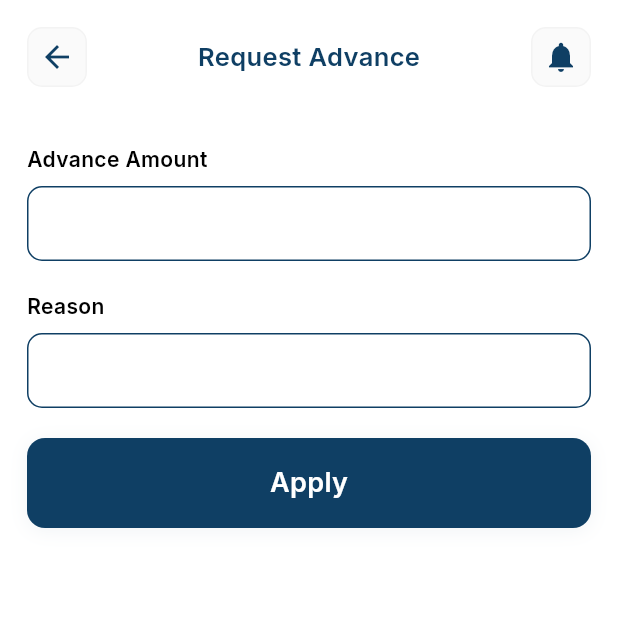
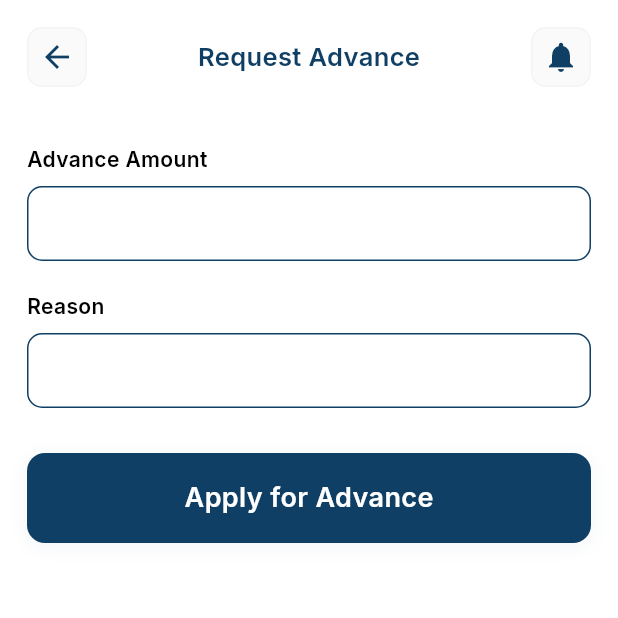
Before and after one commit to premiergroupdev/ESS, a Flutter app: the requestadvance screen opened directly, after a tap on an icon or button, on a phone screen of 412 x 824 dp, the top half of it. Run offline on Flutter 3.47's test engine with Material 3 defaults, Android fonts, the phone set to English and light mode, and no system bars; drawn by our look-alikes of badges; our stand-ins replace cherry_toast, cloud_firestore, confetti, connectivity, device_info_plus, dio and 30 more; missing offline and left inert: flutter_background_service, in_app_update; accounts and stored records are empty; network calls fail.

Commit message:
Changes in Request Advance
Added Branch Location through API for specific users

```diff
--- a/lib/Ess_App/src/views/Advance/request_advance_view.dart
+++ b/lib/Ess_App/src/views/Advance/request_advance_view.dart
@@ -1,4 +1,3 @@
-
 import 'package:ess/Ess_App/src/views/Advance/request_advance_view_model.dart';
 import 'package:flutter/cupertino.dart';
 import 'package:flutter/material.dart';
@@ -16,11 +15,10 @@ class requestadvance extends StatelessWidget {
     final currentDate = DateTime.now();
     final isBefore15th = currentDate.day <= 15;
 
-    return ViewModelBuilder<requestadvanceViewModel>.reactive(
+    return ViewModelBuilder<RequestAdvanceViewModel>.reactive(
       builder: (viewModelContext, model, child) => Scaffold(
         resizeToAvoidBottomInset: false,
-        body:
-        SafeArea(
+        body: SafeArea(
           child: Column(
             children: [
               GeneralAppBar(
@@ -32,17 +30,20 @@ class requestadvance extends StatelessWidget {
               ),
               if (isBefore15th)
                 Expanded(
-                  child:  Padding(
+                  child: Padding(
                     padding: const EdgeInsets.all(8.0),
-                      child:
-                          Text(
+                    child: Center(
+                      child: Text(
                         "Advance Facility Will Be Enable After 15th Of Every Month",
-                            style: TextStyle(fontSize: 18, ),
+                        style: TextStyle(
+                          fontSize: 18,
+                          color: Colors.grey[600],
+                          fontWeight: FontWeight.w500,
                         ),
-
-
+                        textAlign: TextAlign.center,
                       ),
-
+                    ),
+                  ),
                 )
               else
                 Expanded(
@@ -50,48 +51,145 @@ class requestadvance extends StatelessWidget {
                     padding: EdgeInsets.fromLTRB(18, 20, 18, 0),
                     child: SingleChildScrollView(
                       physics: BouncingScrollPhysics(),
-                      child: Form(
-                        child: Builder(
-                          builder: (ctx) {
-                            return Column(
+                      child: Column(
                         crossAxisAlignment: CrossAxisAlignment.start,
                         children: [
+                          // User info section
+                          if (model.userName != null && model.branch != null)
+                            Container(
+                              width: double.infinity,
+                              padding: EdgeInsets.all(12),
+                              margin: EdgeInsets.only(bottom: 16),
+                              decoration: BoxDecoration(
+                                color: Colors.blue[50],
+                                borderRadius: BorderRadius.circular(8),
+                                border: Border.all(color: Colors.blue[200]!),
+                              ),
+                              child: Column(
+                                children: [
+                                  // English version (Default LTR)
+                                  RichText(
+                                    textAlign: TextAlign.center,
+                                    text: TextSpan(
+                                      style: TextStyle(
+                                        fontSize: 14,
+                                        color: Colors.blue[800],
+                                        fontWeight: FontWeight.w500,
+                                      ),
+                                      children: [
+                                        TextSpan(text: "Dear ${model.userName}, your current branch is "),
+                                        TextSpan(
+                                          text: model.branch,
+                                          style: TextStyle(
+                                            color: Colors.red,
+                                            fontWeight: FontWeight.bold,
+                                          ),
+                                        ),
+                                        TextSpan(text: ". Please confirm if it's correct before filling the Advance Form."),
+                                      ],
+                                    ),
+                                  ),
+
+                                  SizedBox(height: 8),
+
+                                  // Urdu version (Added textDirection: TextDirection.rtl)
+                                  RichText(
+                                    textAlign: TextAlign.center,
+                                    // ***Crucial for Urdu (RTL)***
+                                    textDirection: TextDirection.rtl,
+                                    text: TextSpan(
+                                      style: TextStyle(
+                                        fontSize: 13,
+                                        color: Colors.blue[700],
+                                        fontWeight: FontWeight.w500,
+                                        // You might also consider setting the font family to one that supports Urdu/Nastaliq
+                                        // if you are using custom fonts, but the default should work for basic display.
+                                      ),
+                                      children: [
+                                        TextSpan(text: "محترم "),
+                                        TextSpan(
+                                          text: model.userName,
+                                          style: TextStyle(
+                                            color: Colors.blue[800],
+                                            fontWeight: FontWeight.w600,
+                                          ),
+                                        ),
+                                        TextSpan(text: "، آپ کا موجودہ برانچ "),
+                                        TextSpan(
+                                          text: model.branch,
+                                          style: TextStyle(
+                                            color: Colors.red,
+                                            fontWeight: FontWeight.bold,
+                                          ),
+                                        ),
+                                        TextSpan(text: " ہے۔ براہ کرم ایڈوانس فارم بھرنے سے پہلے تصدیق کریں کہ یہ درست ہے۔"),
+                                      ],
+                                    ),
+                                  ),
+                                ],
+                              ),
+                            )
+                          else if (model.userName != null)
+                            Container(
+                              width: double.infinity,
+                              padding: EdgeInsets.all(16),
+                              margin: EdgeInsets.only(bottom: 20),
+                              decoration: BoxDecoration(
+                                color: Colors.orange[50],
+                                borderRadius: BorderRadius.circular(8),
+                                border: Border.all(color: Colors.orange[100]!),
+                              ),
+                              child: Text(
+                                "Dear ${model.userName}, please fill the Advance Form below.",
+                                style: TextStyle(
+                                  fontSize: 16,
+                                  color: Colors.orange[800],
+                                  fontWeight: FontWeight.w500,
+                                ),
+                                textAlign: TextAlign.center,
+                              ),
+                            ),
+
                           SecondInputField(
                             label: 'Advance Amount',
                             hint: 'Enter Amount',
                             controller: model.Advance_amount,
-                                  inputType: TextInputType.text,
+                            inputType: TextInputType.number,
                             onTap: () {},
-                                  message: 'Please enter employee code',
+                            message: 'Please enter advance amount',
                           ),
+
                           VerticalSpacing(20),
+
                           SecondInputField(
                             label: 'Reason',
-                                  hint: 'Enter Reason',
+                            hint: 'Enter Reason for Advance',
                             controller: model.Reason,
                             inputType: TextInputType.text,
                             onTap: () {},
-                                  message: 'Please enter employee name',
+                            message: 'Please enter reason for advance',
                           ),
-                                VerticalSpacing(20),
+
+                          VerticalSpacing(30),
+
                           MainButton(
-                                  text: "Apply",
+                            text: "Apply for Advance",
                             isBusy: model.isBusy,
                             onTap: () {
                               if (model.Advance_amount.text.isNotEmpty &&
                                   model.Reason.text.isNotEmpty) {
                                 model.applyrequest_advanced(context);
                               } else {
-
-                                      Constants.customErrorSnack(context, "Please fill in all fields");
+                                Constants.customErrorSnack(
+                                    context,
+                                    "Please fill in all fields"
+                                );
                               }
                             },
                           ),
+
                           VerticalSpacing(20),
                         ],
-                            );
-                          },
-                        ),
                       ),
                     ),
                   ),
@@ -100,7 +198,7 @@ class requestadvance extends StatelessWidget {
           ),
         ),
       ),
-      viewModelBuilder: () => requestadvanceViewModel(),
+      viewModelBuilder: () => RequestAdvanceViewModel(),
       onModelReady: (model) => model.init(context),
     );
   }
--- a/lib/Ess_App/src/views/Advance/request_advance_view_model.dart
+++ b/lib/Ess_App/src/views/Advance/request_advance_view_model.dart
@@ -2,28 +2,119 @@ import 'package:ess/Ess_App/src/services/local/base/auth_view_model.dart';
 import 'package:ess/Ess_App/src/services/remote/base/api_view_model.dart';
 import 'package:flutter/cupertino.dart';
 import 'package:stacked/stacked.dart';
+import 'dart:convert';
+import 'package:http/http.dart' as http;
 
 import '../../base/utils/constants.dart';
 
-class requestadvanceViewModel extends ReactiveViewModel with AuthViewModel, ApiViewModel{
-
+class RequestAdvanceViewModel extends ReactiveViewModel with AuthViewModel, ApiViewModel {
   TextEditingController Advance_amount = TextEditingController();
   TextEditingController Reason = TextEditingController();
+
+  // User data
+  Map<String, dynamic>? userData;
+  String? userName;
+  String? branch;
+
+  // API headers
+  final Map<String, String> _headers = {
+    'Authorization': 'Basic UHJFbSFlci5Hcm91cCQkJCsrOkNyRThpVmUmKl4xMjM0NTYrKw==',
+    'Pr3mKEY': 'W74=Jse==ZU1JWR158TjJuUjlVN@t3Zz09',
+    'Content-Type': 'application/json',
+  };
+
   init(BuildContext context) async {
     setBusy(true);
-
+    await _getUserData();
     setBusy(false);
   }
-  clear(){
+
+  // Get user data from auth and API
+  Future<void> _getUserData() async {
+    try {
+      // Get basic user info from auth
+      if (authService.user != null) {
+        var userJson = (authService.user as dynamic).toJson();
+        userName = userJson['userName']?.toString();
+
+        // Get employee code for API call
+        String? empCode = userJson['userId']?.toString();
+
+        print('👤 UserName from auth: $userName');
+        print('🆔 Employee Code from auth: $empCode');
+
+        if (empCode != null && empCode.isNotEmpty) {
+          await _fetchUserDetailsFromAPI(empCode);
+        } else {
+          print('❌ No employee code found in auth service');
+        }
+      } else {
+        print('❌ User is null in authService');
+      }
+      notifyListeners();
+    } catch (e) {
+      print('❌ Error getting user data: $e');
+    }
+  }
+
+  // Fetch user details from POST API with query parameter
+  Future<void> _fetchUserDetailsFromAPI(String empCode) async {
+    try {
+      print('🔄 Calling POST API with EmpCode: $empCode');
+
+      // POST request with query parameter in URL
+      final response = await http.post(
+        Uri.parse('http://pg-ERPBI.premiergroup.com.pk:7060/api/Worker/GetErpEmployees?EmpCode=$empCode'),
+        headers: _headers,
+        // Empty body since parameter is in URL
+        body: json.encode({}),
+      );
+
+      print('📡 API Response Status: ${response.statusCode}');
+      print('📦 API Response Body: ${response.body}');
+
+      if (response.statusCode == 200) {
+        final jsonResponse = json.decode(response.body);
+        print('✅ API Success - Full Response: $jsonResponse');
+
+        if (jsonResponse['status_Code'] == '200' &&
+            jsonResponse['response'] != null &&
+            jsonResponse['response'].length > 0) {
+          userData = jsonResponse['response'][0];
+          branch = userData?['branch'];
+
+          print('✅ User Data: $userData');
+          print('✅ Branch extracted: $branch');
+
+          notifyListeners();
+        } else {
+          print('❌ API returned error: ${jsonResponse['status_Message']}');
+        }
+      } else {
+        print('❌ API call failed with status: ${response.statusCode}');
+      }
+    } catch (e) {
+      print('❌ Error in API call: $e');
+    }
+  }
+
+  clear() {
     Advance_amount.clear();
     Reason.clear();
   }
+
   Future<void> applyrequest_advanced(BuildContext context) async {
+    if (Advance_amount.text.isEmpty || Reason.text.isEmpty) {
+      Constants.customErrorSnack(context, "Please fill in all fields");
+      return;
+    }
+
     var newsResponse = await runBusyFuture(apiService.applyrequestadvancec(
       context,
       Advance_amount.text,
-        Reason.text)); newsResponse.when(
-      success: (data) {
+      Reason.text,
+    ));
+
     newsResponse.when(
       success: (data) {
         if (data == "Advance Successfully Submitted") {
@@ -37,12 +128,12 @@ class requestadvanceViewModel extends ReactiveViewModel with AuthViewModel, ApiV
         Constants.customErrorSnack(context, error.toString());
       },
     );
-      },
-      failure: (error) {
-        Constants.customErrorSnack(context, error.toString());
-      },
-    );
   }
 
-
+  @override
+  void dispose() {
+    Advance_amount.dispose();
+    Reason.dispose();
+    super.dispose();
   }
+}
--- a/lib/Ess_App/src/views/Resignation_form/Account_Approval_view.dart
+++ b/lib/Ess_App/src/views/Resignation_form/Account_Approval_view.dart
@@ -29,7 +29,6 @@ class _HodApprovalViewState extends State<AccountApprovalView> {
         builder: (viewModelContext, model, child) =>
 
             Scaffold(
-
               body:
               model.isBusy
                   ? Center(child: LoadingIndicator())
--- a/lib/Ess_App/src/views/dashboard/dashboard_view.dart
+++ b/lib/Ess_App/src/views/dashboard/dashboard_view.dart
@@ -15,6 +15,7 @@ import 'package:badges/badges.dart' as badges;
 import 'package:flutter/material.dart';
 import 'package:lottie/lottie.dart';
 import 'package:stacked/stacked.dart';
+import '../../../../temporarytestscreen.dart';
 import '../../models/api_response_models/My_smart_goals.dart';
 import '../Dependents/dependent_view.dart';
 import '../local_db.dart';
--- a/pubspec.yaml
+++ b/pubspec.yaml
@@ -1,7 +1,7 @@
 name: ess
 description: Employee Management System for Premier Groups
 publish_to: "none"
-version: 49.0.0+49
+version: 50.0.0+50
 
 environment:
   sdk: ">=2.19.0 <3.0.0"
```
Also changed, not shown: lib/Ess_App/src/services/remote/api_service.dart (+4 -7 lines), lib/Ess_App/src/views/Resignation_form/Accounts_approval_view_model.dart (+10 -2 lines), lib/Ess_App/src/views/Resignation_form/Hod_approval_view_model.dart (+10 -1 lines), lib/Ess_App/src/views/Resignation_form/Hr_one_view_model.dart (+11 -1 lines), lib/Ess_App/src/views/Resignation_form/Hr_two_view_model.dart (+11 -1 lines), lib/Ess_App/src/views/Resignation_form/IT_approval_view_model.dart (+10 -1 lines), lib/Ess_App/src/views/Resignation_form/Line_manager_Approval_view_model.dart (+11 -1 lines), lib/temporarytestscreen.dart (added, +60 -0 lines), 1 other file. Lines whose indentation alone changed are shown as unchanged.
